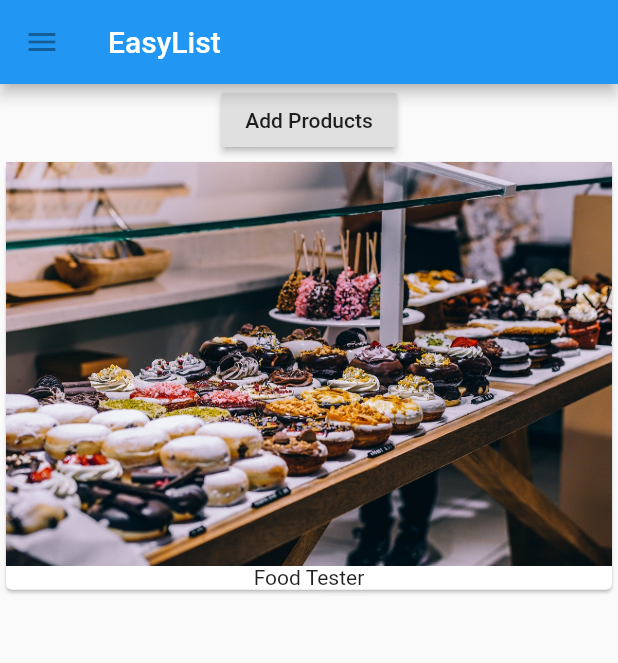
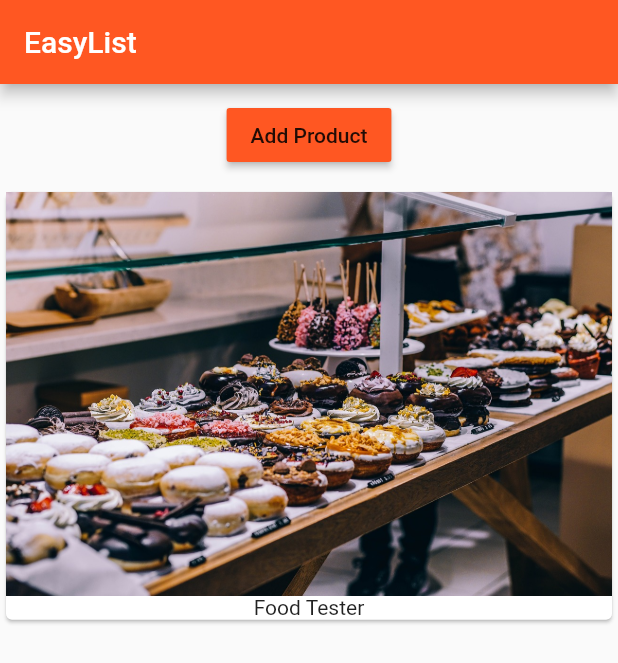
Before and after one commit to Sarantha/Flutter_addProductsApp, a Flutter app: the screen it shows after launch, on a phone screen of 412 x 824 dp. Shown: the top 663 px of the screen. Run offline on Flutter 3.47's test engine with Material 2 defaults, Android fonts, the phone set to English and light mode, and no system bars.

Commit message:
debugging complete

```diff
--- a/lib/main.dart
+++ b/lib/main.dart
@@ -1,8 +1,12 @@
 import 'package:flutter/material.dart';
+// import 'package:flutter/rendering.dart';
 
 import './product_manager.dart';
 
 void main() {
+  // debugPaintSizeEnabled = true;
+  // debugPaintBaselinesEnabled = true;
+  // debugPaintPointersEnabled = true;
   runApp(MyApp());
 }
 
@@ -10,17 +14,16 @@ class MyApp extends StatelessWidget {
   @override
   Widget build(BuildContext context) {
     return MaterialApp(
+      // debugShowMaterialGrid: true,
+      theme: ThemeData(
+          brightness: Brightness.light,
+          primarySwatch: Colors.deepOrange,
+          accentColor: Colors.deepPurple),
       home: Scaffold(
         appBar: AppBar(
-          leading: IconButton(
-            icon: Icon(Icons.menu),
-            color: Colors.white,
-            tooltip: 'Navigation menu',
-            onPressed: null,
-          ),
           title: Text('EasyList'),
         ),
-        body: ProductManager('Food Tester'),
+        body: ProductManager(startingProduct: 'Food Tester'),
       ),
     );
   }
--- a/lib/product_control.dart
+++ b/lib/product_control.dart
@@ -1,18 +1,18 @@
 import 'package:flutter/material.dart';
 
-class ProductControl extends StatelessWidget{
+class ProductControl extends StatelessWidget {
   final Function addProduct;
+
   ProductControl(this.addProduct);
 
   @override
     Widget build(BuildContext context) {
-    // TODO: implement build
       return RaisedButton(
+            color: Theme.of(context).primaryColor,
             onPressed: () {
               addProduct('Sweets');
             },
-          child: Text('Add Products'),
+            child: Text('Add Product'),
           );
     }
-
 }
--- a/lib/product_manager.dart
+++ b/lib/product_manager.dart
@@ -5,11 +5,14 @@ import './product_control.dart';
 
 class ProductManager extends StatefulWidget {
   final String startingProduct;
-  ProductManager(this.startingProduct);
+
+  ProductManager({this.startingProduct = 'Sweets Tester'}) {
+    print('[ProductManager Widget] Constructor');
+  }
 
   @override
   State<StatefulWidget> createState() {
-    // TODO: implement createState
+    print('[ProductManager Widget] createState()');
     return _ProductManagerState();
   }
 }
@@ -19,27 +22,32 @@ class _ProductManagerState extends State<ProductManager> {
 
   @override
   void initState() {
+    print('[ProductManager State] initState()');
     _products.add(widget.startingProduct);
     super.initState();
   }
 
+  @override
   void didUpdateWidget(ProductManager oldWidget) {
+    print('[ProductManager State] didUpdateWidget()');
     super.didUpdateWidget(oldWidget);
   }
 
-  void _addProducts(String product){
+  void _addProduct(String product) {
     setState(() {
-              _products.add(product);
-            });
+      _products.add(product);
+    });
+    print(_products);
   }
 
   @override
   Widget build(BuildContext context) {
-    // TODO: implement build
+    print('[ProductManager State] build()');
     return Column(
       children: [
         Container(
-          child: ProductControl(_addProducts),
+          margin: EdgeInsets.all(10.0),
+          child: ProductControl(_addProduct),
         ),
         Products(_products)
       ],
--- a/lib/products.dart
+++ b/lib/products.dart
@@ -2,19 +2,26 @@ import 'package:flutter/material.dart';
 
 class Products extends StatelessWidget {
   final List<String> products;
-  Products(this.products);
+
+  Products([this.products = const []]) {
+    print('[Products Widget] Constructor');
+  }
 
   @override
   Widget build(BuildContext context) {
-    // TODO: implement build
+    print('[Products Widget] build()');
     return Column(
       children: products
-          .map((e) => Card(
-                child: Column(
-                  children: <Widget>[Image.asset('assets/food.jpg'),
-                  Text(e)],
+          .map(
+            (element) => Card(
+                  child: Column(
+                    children: <Widget>[
+                      Image.asset('assets/food.jpg'),
+                      Text(element)
+                    ],
+                  ),
                 ),
-              ))
+          )
           .toList(),
     );
   }
```
Also changed, not shown: pubspec.yaml (+8 -27 lines). Lines whose indentation alone changed are shown as unchanged.
